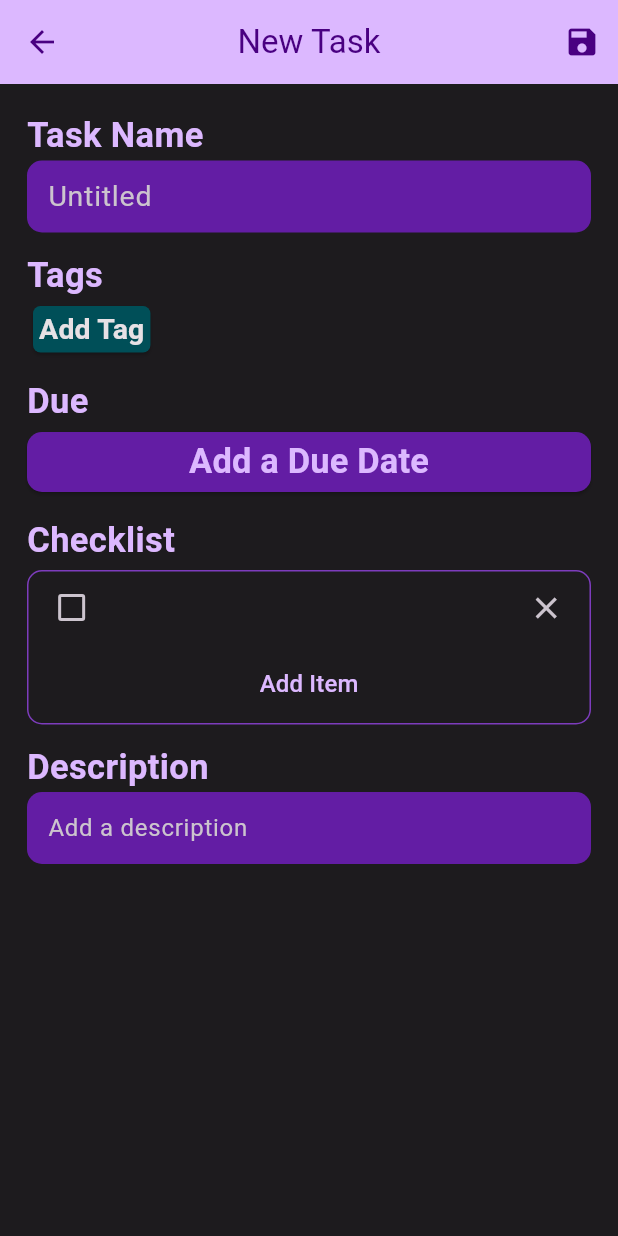
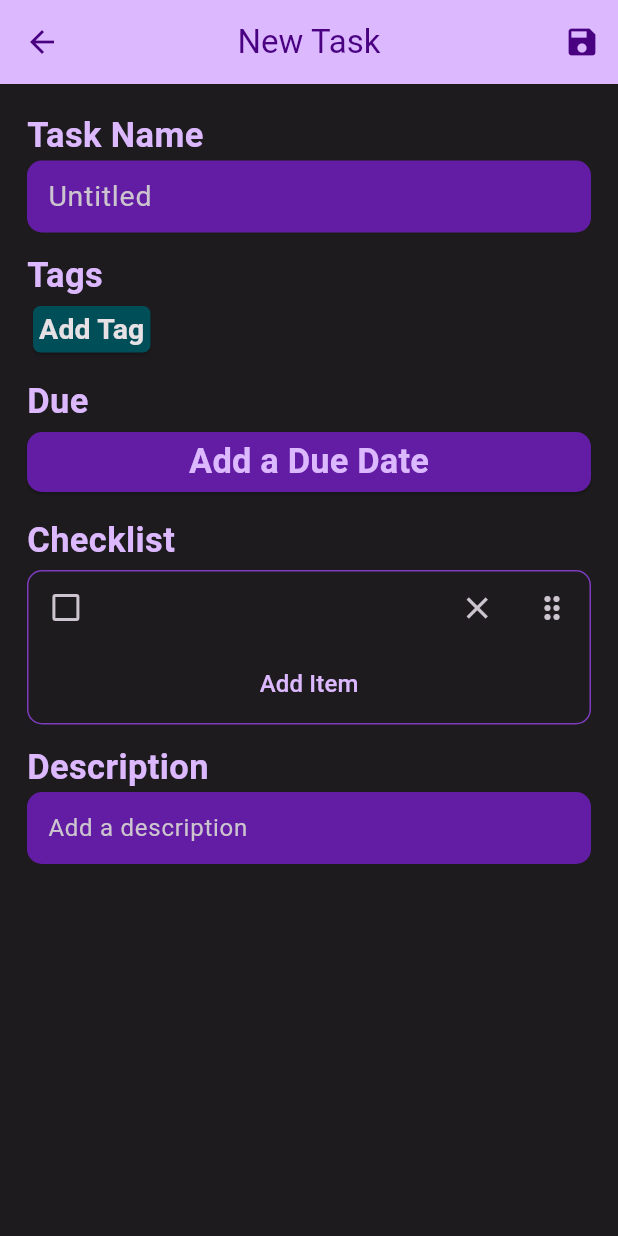
Before and after one commit to jasonly027/DisWeek, a Flutter app: the TaskView screen opened directly, after a tap on "Add Item", on a phone screen of 412 x 824 dp. Run offline on Flutter 3.47's test engine with Material 2 defaults, Android fonts, the light colour scheme and no system bars.

Commit message:
Reorderable Checklist

```diff
--- a/lib/pages/task_view/widgets/checklist.dart
+++ b/lib/pages/task_view/widgets/checklist.dart
@@ -1,4 +1,5 @@
 import 'package:flutter/material.dart';
+import 'package:flutter/services.dart';
 
 import '../../../utils/task.dart';
 
@@ -28,35 +29,47 @@ class _checklistState extends State<checklist> {
         children: [
           widget.checks.isEmpty
               ? const SizedBox.shrink()
-              : ListView.builder(
+              : ReorderableListView(
                   shrinkWrap: true,
                   physics: const NeverScrollableScrollPhysics(),
-                  itemCount: widget.checks.length,
-                  itemBuilder: (BuildContext context, int index) {
-                    return Row(
-                      key: UniqueKey(),
+                  // itemCount: widget.checks.length,
+                  buildDefaultDragHandles: true,
+                  onReorder: (oldIndex, tempNewIndex) {
+                    setState(() {
+                      final newIndex = tempNewIndex > oldIndex
+                          ? tempNewIndex - 1
+                          : tempNewIndex;
+                      final item = widget.checks.removeAt(oldIndex);
+                      widget.checks.insert(newIndex, item);
+                    });
+                  },
+                  onReorderStart: (index) => HapticFeedback.lightImpact(),
+                  children: widget.checks
+                      .map((item) => Row(
+                            key: ValueKey(item),
                             children: [
                               Expanded(
                                 flex: 2,
                                 child: Checkbox(
-                              value: widget.checks[index].isChecked,
+                                    value: item.isChecked,
                                     activeColor: theme.primary,
                                     onChanged: (bool? value) {
                                       setState(() {
-                                  widget.checks[index].isChecked = value!;
+                                        item.isChecked = value!;
                                       });
                                     }),
                               ),
                               Expanded(
                                 flex: 9,
                                 child: TextFormField(
-                            initialValue: widget.checks[index].title,
+                                  initialValue: item.title,
                                   textInputAction: TextInputAction.done,
                                   onChanged: (text) {
-                              widget.checks[index].title = text;
+                                    item.title = text;
                                   },
                                   onTapOutside: (context) {
-                              FocusManager.instance.primaryFocus?.unfocus();
+                                    FocusManager.instance.primaryFocus
+                                        ?.unfocus();
                                   },
                                   maxLines: null,
                                   style: const TextStyle(fontSize: 17),
@@ -68,17 +81,67 @@ class _checklistState extends State<checklist> {
                               Expanded(
                                   flex: 2,
                                   child: IconButton(
-                            onPressed: (){
+                                    onPressed: () {
                                       setState(() {
-                                widget.checks.removeAt(index);
+                                        widget.checks.remove(item);
                                       });
                                     },
                                     icon: const Icon(Icons.close),
-                          )
-                        )
+                                  )),
+                              Expanded(
+                                  flex: 2,
+                                  child: IconButton(
+                                      onPressed: () {},
+                                      icon: const Icon(Icons.drag_indicator)))
                             ],
-                    );
-                  },
+                          ))
+                      .toList(),
+                  // itemBuilder: (BuildContext context, int index) {
+                  //   return Row(
+                  //     key: UniqueKey(),
+                  //     children: [
+                  //       Expanded(
+                  //         flex: 2,
+                  //         child: Checkbox(
+                  //             value: widget.checks[index].isChecked,
+                  //             activeColor: theme.primary,
+                  //             onChanged: (bool? value) {
+                  //               setState(() {
+                  //                 widget.checks[index].isChecked = value!;
+                  //               });
+                  //             }),
+                  //       ),
+                  //       Expanded(
+                  //         flex: 9,
+                  //         child: TextFormField(
+                  //           initialValue: widget.checks[index].title,
+                  //           textInputAction: TextInputAction.done,
+                  //           onChanged: (text) {
+                  //             widget.checks[index].title = text;
+                  //           },
+                  //           onTapOutside: (context) {
+                  //             FocusManager.instance.primaryFocus?.unfocus();
+                  //           },
+                  //           maxLines: null,
+                  //           style: const TextStyle(fontSize: 17),
+                  //           decoration: const InputDecoration(
+                  //               contentPadding: EdgeInsets.all(5),
+                  //               border: InputBorder.none),
+                  //         ),
+                  //       ),
+                  //       Expanded(
+                  //           flex: 2,
+                  //           child: IconButton(
+                  //             onPressed: () {
+                  //               setState(() {
+                  //                 widget.checks.removeAt(index);
+                  //               });
+                  //             },
+                  //             icon: const Icon(Icons.close),
+                  //           ))
+                  //     ],
+                  //   );
+                  // },
                 ),
           // : ListView(
           //     shrinkWrap: true,
```
Lines whose indentation alone changed are shown as unchanged.
